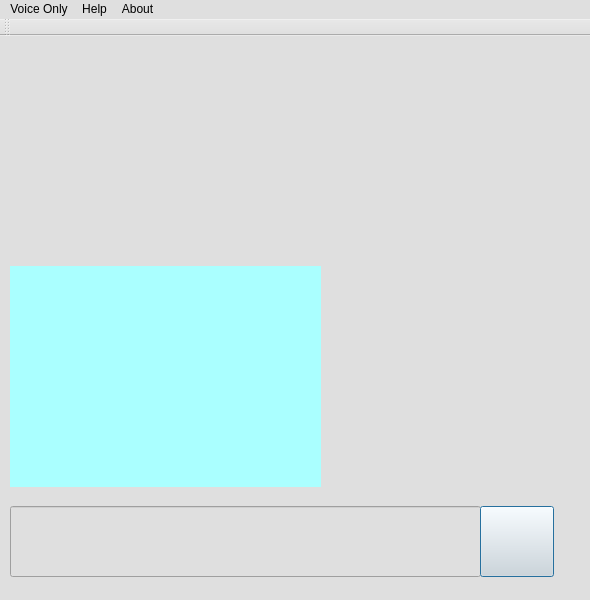
Above: Main_Window.ui from AOS2019/AOS-1.0 before the change. Below: the same form after it.
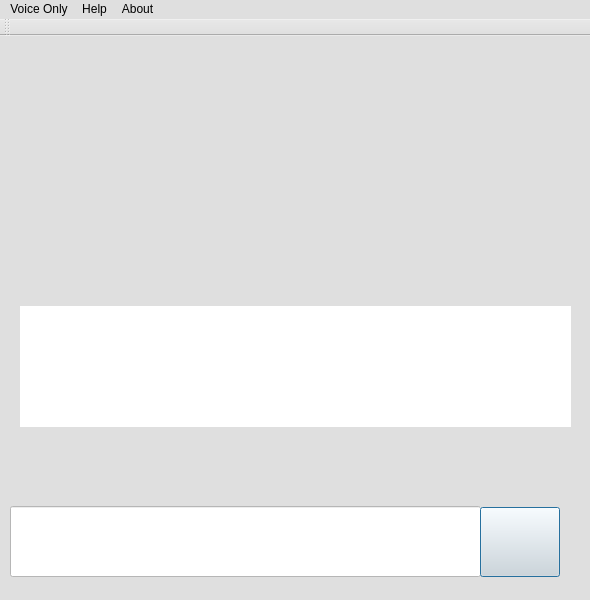
That is the form after the change. Icons and pictures are not drawn.

Commit message: Make some grammaticaal corrections

Patch:
```diff
--- a/Main_Window.ui
+++ b/Main_Window.ui
@@ -14,7 +14,7 @@
    </rect>
   </property>
   <property name="sizePolicy">
-   <sizepolicy hsizetype="MinimumExpanding" vsizetype="MinimumExpanding">
+   <sizepolicy hsizetype="Expanding" vsizetype="Expanding">
     <horstretch>0</horstretch>
     <verstretch>0</verstretch>
    </sizepolicy>
@@ -51,10 +51,10 @@
    <widget class="QWidget" name="verticalLayoutWidget_2">
     <property name="geometry">
      <rect>
-      <x>10</x>
-      <y>230</y>
-      <width>311</width>
-      <height>221</height>
+      <x>20</x>
+      <y>270</y>
+      <width>551</width>
+      <height>121</height>
      </rect>
     </property>
     <layout class="QVBoxLayout" name="verticalLayout_2">
@@ -64,9 +64,9 @@
         <bool>true</bool>
        </property>
        <property name="styleSheet">
-        <string notr="true">background-color: rgb(170, 255, 255);
+        <string notr="true">background-color: rgb(255, 255, 255);
 font: 12pt &quot;Verdana&quot;;
-border-color: rgb(0, 170, 0);
+border-color: rgb(255, 180, 0);
 color: rgb(0, 0, 0);</string>
        </property>
        <property name="text">
@@ -100,6 +100,12 @@
        <property name="toolTipDuration">
         <number>1</number>
        </property>
+       <property name="styleSheet">
+        <string notr="true">background-color: rgb(255, 255, 255);
+font: 12pt &quot;Verdana&quot;;
+border-color: rgb(255, 180, 0);
+color: rgb(0, 0, 0);</string>
+       </property>
        <property name="text">
         <string/>
        </property>
@@ -112,22 +118,34 @@
      <rect>
       <x>480</x>
       <y>470</y>
-      <width>74</width>
-      <height>71</height>
+      <width>82</width>
+      <height>72</height>
      </rect>
     </property>
     <layout class="QVBoxLayout" name="verticalLayout_4">
      <property name="spacing">
-      <number>10</number>
+      <number>0</number>
+     </property>
+     <property name="sizeConstraint">
+      <enum>QLayout::SetDefaultConstraint</enum>
      </property>
      <item>
       <widget class="QPushButton" name="pushButton_Send">
+       <property name="enabled">
+        <bool>true</bool>
+       </property>
        <property name="sizePolicy">
         <sizepolicy hsizetype="Preferred" vsizetype="Preferred">
          <horstretch>0</horstretch>
          <verstretch>0</verstretch>
         </sizepolicy>
        </property>
+       <property name="maximumSize">
+        <size>
+         <width>80</width>
+         <height>70</height>
+        </size>
+       </property>
        <property name="cursor">
         <cursorShape>PointingHandCursor</cursorShape>
        </property>
@@ -155,8 +173,8 @@
        </property>
        <property name="iconSize">
         <size>
-         <width>60</width>
-         <height>60</height>
+         <width>80</width>
+         <height>69</height>
         </size>
        </property>
        <property name="checkable">
@@ -178,8 +196,8 @@
    <widget class="QLabel" name="label_2">
     <property name="geometry">
      <rect>
-      <x>9</x>
-      <y>10</y>
+      <x>10</x>
+      <y>20</y>
       <width>571</width>
       <height>200</height>
      </rect>
```
Left out of the diff: 20 changed lines with no effect on the pictures.
